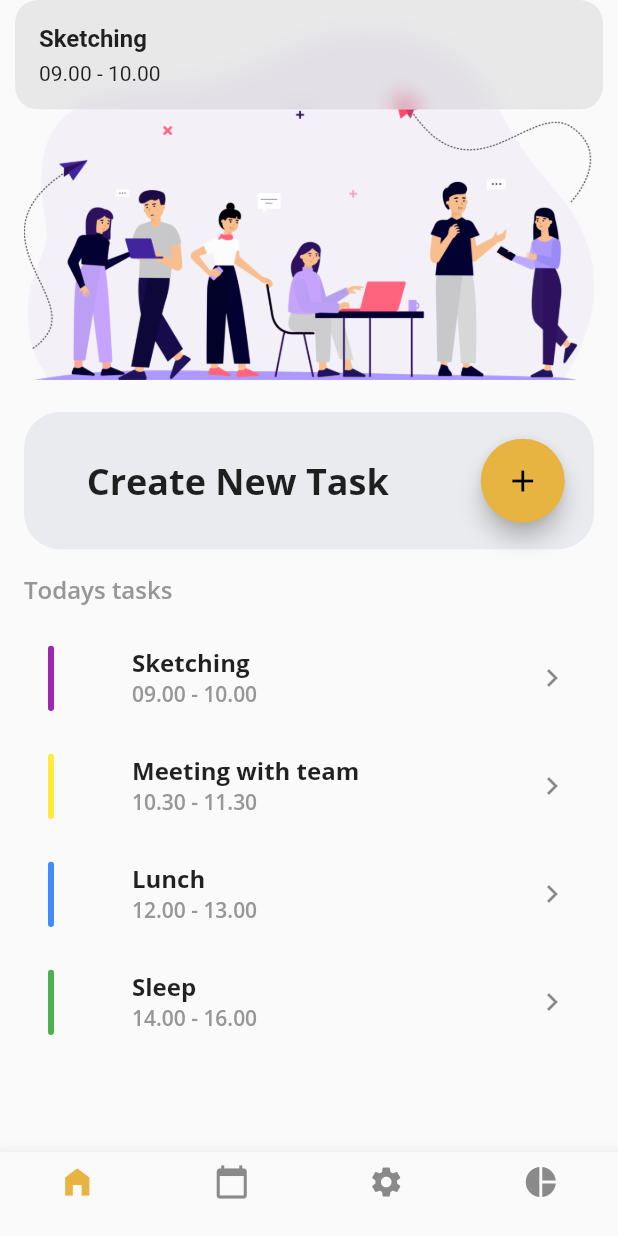
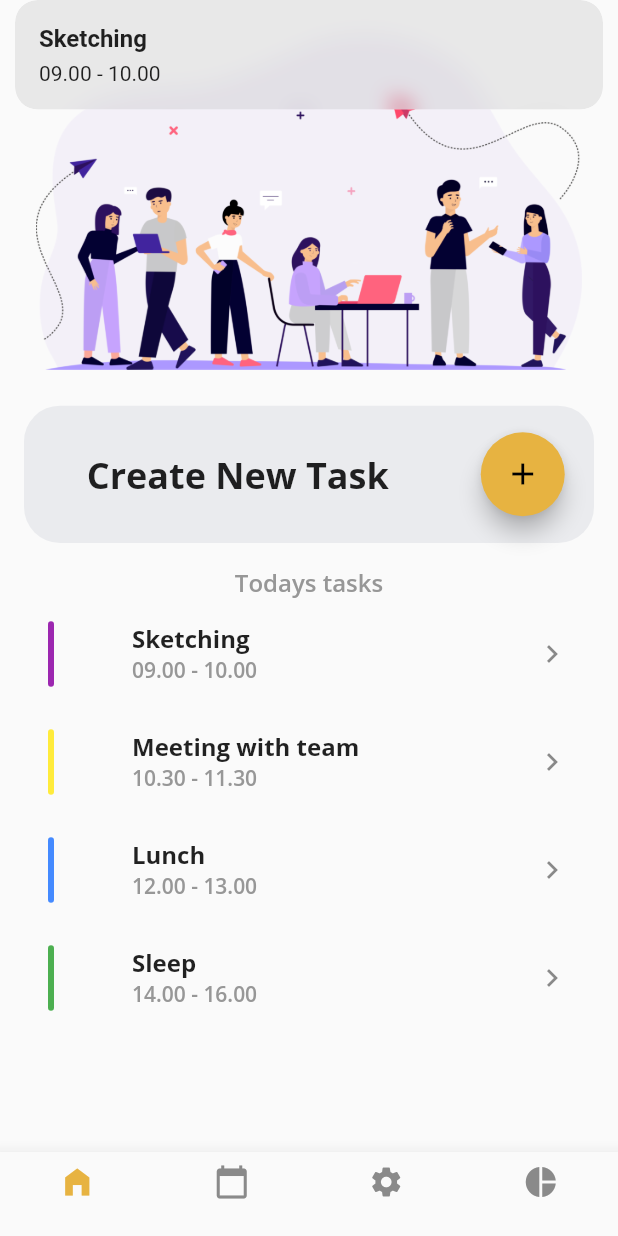
Before and after one commit to ameedsayeh/flutter_ui_challenge_1, a Flutter app: the screen it shows after launch, after a tap on "Sketching", on a phone screen of 412 x 824 dp. Run offline on Flutter 3.47's test engine with Material 2 defaults, Android fonts, the light colour scheme and no system bars; our stand-ins replace get, get_storage.

Commit message:
minor layout fixes on the home page
added settings page

added language switch option

added theme switch option

```diff
--- a/lib/app_page.dart
+++ b/lib/app_page.dart
@@ -1,6 +1,7 @@
 import 'package:flutter/material.dart';
 import 'package:ui_challenge_1/globals/color_palette.dart';
 import 'package:ui_challenge_1/pages/home_page.dart';
+import 'package:ui_challenge_1/pages/settings_page.dart';
 
 class AppPage extends StatefulWidget {
   @override
@@ -10,7 +11,7 @@ class AppPage extends StatefulWidget {
 class _AppPageState extends State<AppPage> {
   int _selectedIndex = 0;
 
-  final _childrenPages = [HomePage(), HomePage(), HomePage(), HomePage()];
+  final _childrenPages = [HomePage(), HomePage(), SettingsPage(), HomePage()];
   void _onItemTappped(int value) {
     setState(() {
       _selectedIndex = value;
--- a/lib/main.dart
+++ b/lib/main.dart
@@ -1,16 +1,50 @@
 import 'package:flutter/material.dart';
 import 'package:get/get.dart';
+import 'package:get_storage/get_storage.dart';
 import 'package:ui_challenge_1/app_page.dart';
 import 'package:ui_challenge_1/translations/dictionary.dart';
 
-void main() {
-  var direction = TextDirection.ltr;
+String appThemeKey = 'appTheme';
+String appLanguageKey = 'appLanguage';
+var direction = TextDirection.ltr;
+var theme = ThemeData.light();
 
-  if (Get.deviceLocale.languageCode == "ar") {
+void applyLanguage(storage) {
+  var lang = Dictionary.defaultLanguage;
+
+  if (storage.hasData(appLanguageKey)) {
+    lang = storage.read(appLanguageKey);
+  } else {
+    String deviceLang = Get.deviceLocale.languageCode;
+    if (Dictionary.supportedLanguages.contains(deviceLang)) {
+      lang = deviceLang;
+    }
+  }
+
+  if (Dictionary.rtlSupportedLanguages.contains(lang)) {
     direction = TextDirection.rtl;
   }
 
-  Get.updateLocale(Locale(Get.deviceLocale.languageCode));
+  Get.updateLocale(Locale(lang));
+}
+
+void applyTheme(storage) {
+  if (storage.hasData(appThemeKey)) {
+    if (storage.read(appThemeKey) == 1) {
+      theme = ThemeData.dark();
+    }
+  } else {
+    storage.write(appThemeKey, 0);
+  }
+}
+
+Future<void> main() async {
+  await GetStorage.init();
+
+  GetStorage storage = GetStorage();
+
+  applyLanguage(storage);
+  applyTheme(storage);
 
   runApp(
     GetMaterialApp(
@@ -18,7 +52,7 @@ void main() {
       fallbackLocale: Locale('en'),
       debugShowCheckedModeBanner: false,
       title: "UI Challenge 1",
-      theme: ThemeData.light(),
+      theme: theme,
       home: Directionality(
         textDirection: direction,
         child: AppPage(),
--- a/lib/pages/home_page.dart
+++ b/lib/pages/home_page.dart
@@ -8,17 +8,12 @@ import 'cells/task_tile_cell.dart';
 class HomePage extends StatelessWidget {
   @override
   Widget build(BuildContext context) {
-    return ListView(
+    return Column(
       children: [
         Container(
-          height: MediaQuery.of(context).size.height / 3,
-          alignment: Alignment.center,
-          child: Padding(
-            padding: EdgeInsets.only(left: 16, right: 16),
+          padding: EdgeInsets.all(24),
           child: Image.asset(
             "assets/images/team.png",
-              fit: BoxFit.scaleDown,
-            ),
           ),
         ),
         Container(
@@ -63,14 +58,9 @@ class HomePage extends StatelessWidget {
           height: 16,
         ),
         Container(
-            child: Padding(
-          padding: EdgeInsets.only(left: 16, right: 16),
-          child: Column(
-            crossAxisAlignment: CrossAxisAlignment.start,
-            children: [
-              Text(
+          child: Text(
             "todaysTasks".tr,
-                textAlign: TextAlign.start,
+            textAlign: TextAlign.left,
             style: TextStyle(
               color: ColorPalette.grayTextColor,
               fontSize: 16,
@@ -78,23 +68,45 @@ class HomePage extends StatelessWidget {
               fontWeight: FontWeight.w600,
             ),
           ),
-              SizedBox(
-                height: 12,
         ),
-              Column(
+        Expanded(
+          child: Padding(
+            padding: const EdgeInsets.only(left: 16, right: 16),
+            child: ListView(
+              padding: EdgeInsets.zero,
               children: [
                 TaskTileCell(
-                      Task("Sketching", Colors.purple, "09.00 - 10.00")),
-                  TaskTileCell(Task(
-                      "Meeting with team", Colors.yellow, "10.30 - 11.30")),
+                  Task(
+                    "Sketching",
+                    Colors.purple,
+                    "09.00 - 10.00",
+                  ),
+                ),
                 TaskTileCell(
-                      Task("Lunch", Colors.blueAccent, "12.00 - 13.00")),
-                  TaskTileCell(Task("Sleep", Colors.green, "14.00 - 16.00"))
-                ],
-              )
+                  Task(
+                    "Meeting with team",
+                    Colors.yellow,
+                    "10.30 - 11.30",
+                  ),
+                ),
+                TaskTileCell(
+                  Task(
+                    "Lunch",
+                    Colors.blueAccent,
+                    "12.00 - 13.00",
+                  ),
+                ),
+                TaskTileCell(
+                  Task(
+                    "Sleep",
+                    Colors.green,
+                    "14.00 - 16.00",
+                  ),
+                ),
               ],
             ),
-        ))
+          ),
+        ),
       ],
     );
   }
--- a/pubspec.yaml
+++ b/pubspec.yaml
@@ -24,6 +24,7 @@ dependencies:
   flutter:
     sdk: flutter
   get:
+  get_storage:
 
   cupertino_icons: ^1.0.0
 
@@ -37,7 +38,7 @@ flutter:
 
   assets:
   - assets/icons/settings_icon.png
-  - assets/images/team.png
+  - assets/images/
 
   fonts:
     - family: OpenSans
```
Also changed, not shown: lib/pages/language_select_page.dart (added, +96 -0 lines), lib/pages/settings_page.dart (added, +57 -0 lines), lib/pages/theme_select_page.dart (added, +85 -0 lines), lib/translations/dictionary.dart (+26 -1 lines), assets/images/settings.png (added), pubspec.lock, 6 other files. Lines whose indentation alone changed are shown as unchanged.
